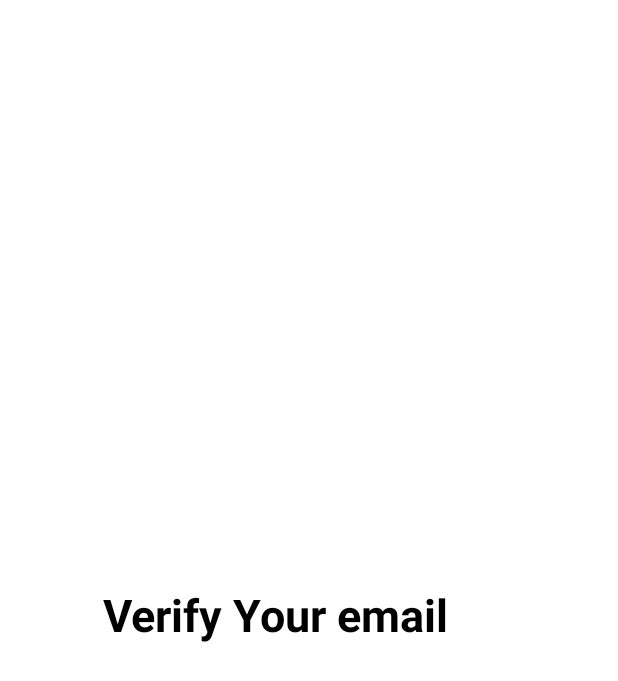
After one commit to ZakariaHossain56/CardiacRecorder, an Android app: the layout activity_verification.xml on its own in the app's theme, with its tools: preview values and no code run, on a phone screen of 412 x 824 dp. The commit adds this screen. Shown: the top 681 px of the screen. Run offline under Robolectric (Android 15) with nearby library versions, the phone set to English and light mode, and no system bars.

Commit message:
verification demo

```diff
--- a/app/build.gradle
+++ b/app/build.gradle
@@ -49,4 +49,7 @@ dependencies {
     androidTestImplementation 'androidx.test.ext:junit:1.1.5'
     androidTestImplementation 'androidx.test.espresso:espresso-core:3.5.1'
     implementation 'com.airbnb.android:lottie:5.2.0'
+    implementation 'com.sun.mail:android-mail:1.6.2'
+    implementation 'com.sun.mail:android-activation:1.6.2'
+
 }
--- /dev/null
+++ b/app/src/main/res/layout/activity_verification.xml
@@ -0,0 +1,59 @@
+<?xml version="1.0" encoding="utf-8"?>
+<androidx.constraintlayout.widget.ConstraintLayout xmlns:android="http://schemas.android.com/apk/res/android"
+    xmlns:app="http://schemas.android.com/apk/res-auto"
+    xmlns:tools="http://schemas.android.com/tools"
+    android:layout_width="match_parent"
+    android:layout_height="match_parent"
+    tools:context=".VerificationActivity">
+
+    <TextView
+        android:id="@+id/emailverify"
+        android:layout_width="289dp"
+        android:layout_height="29dp"
+        android:text=""
+        android:textColor="@color/black"
+        android:textSize="24dp"
+        app:layout_constraintBottom_toBottomOf="parent"
+        app:layout_constraintEnd_toEndOf="parent"
+        app:layout_constraintStart_toStartOf="parent"
+        app:layout_constraintTop_toTopOf="parent"
+        app:layout_constraintVertical_bias="0.383">
+
+    </TextView>
+
+    <TextView
+        android:layout_width="304dp"
+        android:layout_height="44dp"
+        android:text=" Verify Your email"
+        android:textSize="30dp"
+        android:textColor="@color/black"
+        android:textStyle="bold"
+        app:layout_constraintBottom_toBottomOf="parent"
+        app:layout_constraintEnd_toEndOf="parent"
+        app:layout_constraintHorizontal_bias="0.57"
+        app:layout_constraintStart_toStartOf="parent"
+        app:layout_constraintTop_toTopOf="parent"
+        app:layout_constraintVertical_bias="0.499">
+
+    </TextView>
+
+
+
+    <TextView
+        android:id="@+id/toasteq"
+        android:layout_width="304dp"
+        android:layout_height="44dp"
+        android:text=" "
+        android:textColor="#A10000"
+        android:textStyle="bold"
+        android:textSize="24dp"
+        app:layout_constraintBottom_toBottomOf="parent"
+        app:layout_constraintEnd_toEndOf="parent"
+        app:layout_constraintHorizontal_bias="0.57"
+        app:layout_constraintStart_toStartOf="parent"
+        app:layout_constraintTop_toTopOf="parent"
+        app:layout_constraintVertical_bias="0.617">
+
+    </TextView>
+
+</androidx.constraintlayout.widget.ConstraintLayout>
```
Also changed, not shown: app/src/main/AndroidManifest.xml (+7 -0 lines), app/src/main/java/com/example/cardiacrecorder/SignUpActivity.java (+73 -12 lines), app/src/main/java/com/example/cardiacrecorder/UserInfo.java (+6 -6 lines), app/src/main/java/com/example/cardiacrecorder/VerificationActivity.java (added, +127 -0 lines), app/src/main/res/layout/activity_sign_up.xml (+39 -0 lines).
